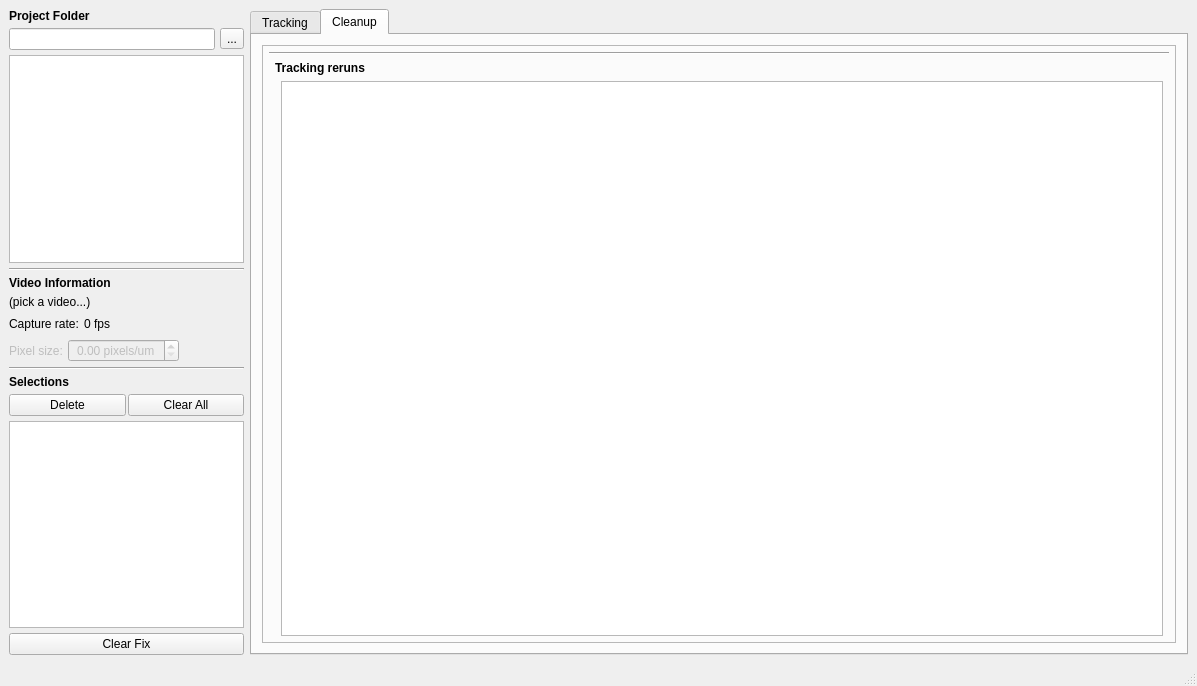
This is mainwindow.ui in adwolfe/yawt as Qt 5 draws it before an edit. The edited form follows.
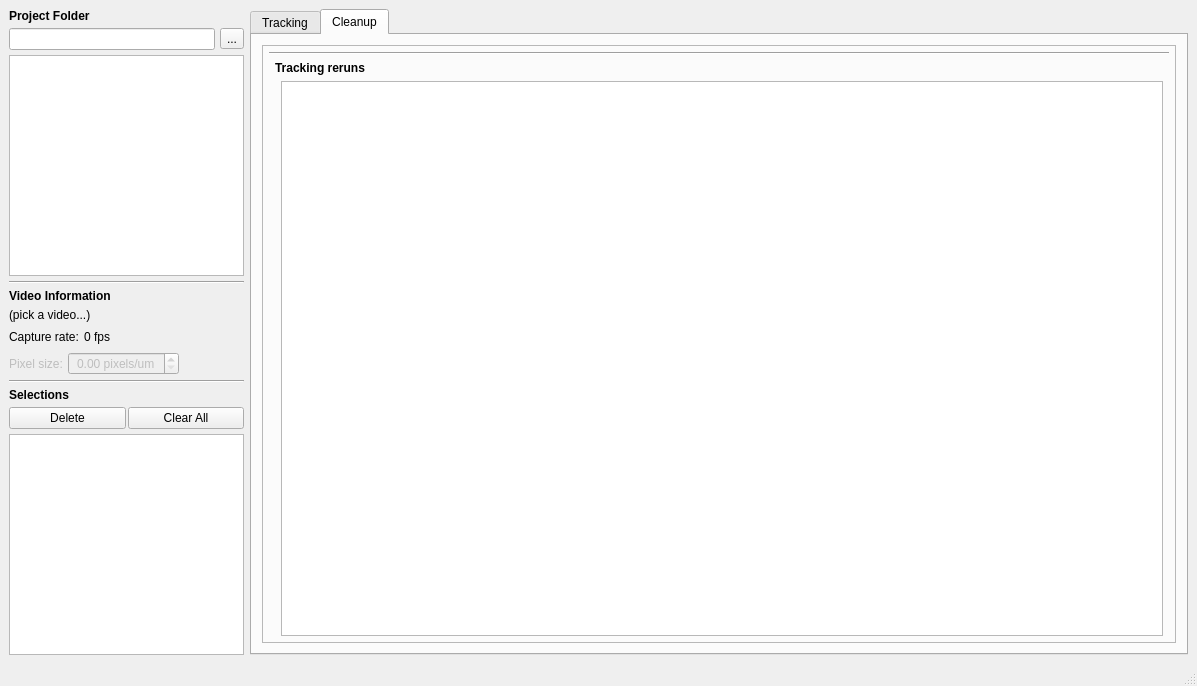
This is the edited form. The open tabs and pages were chosen to show the change. Icons and pictures are not drawn. Custom widgets are drawn as their Qt base class.

Commit message: removed references to clearFix button

Diff of the .ui file:
```diff
--- a/mainwindow.ui
+++ b/mainwindow.ui
@@ -19,7 +19,7 @@
      <enum>QLayout::SizeConstraint::SetNoConstraint</enum>
     </property>
     <item>
-     <layout class="QVBoxLayout" name="leftLayout" stretch="0,0,3,0,0,0,0,0,0,0,0,3,0">
+     <layout class="QVBoxLayout" name="leftLayout" stretch="0,0,3,0,0,0,0,0,0,0,0,3">
       <property name="spacing">
        <number>5</number>
       </property>
@@ -266,16 +266,6 @@
         </property>
        </widget>
       </item>
-      <item>
-       <widget class="QPushButton" name="clearFixButton">
-        <property name="enabled">
-         <bool>true</bool>
-        </property>
-        <property name="text">
-         <string>Clear Fix</string>
-        </property>
-       </widget>
-      </item>
      </layout>
     </item>
     <item>
```
Left out of the diff: 3 changed lines with no effect on the pictures. The commit also changes 2 other files.
